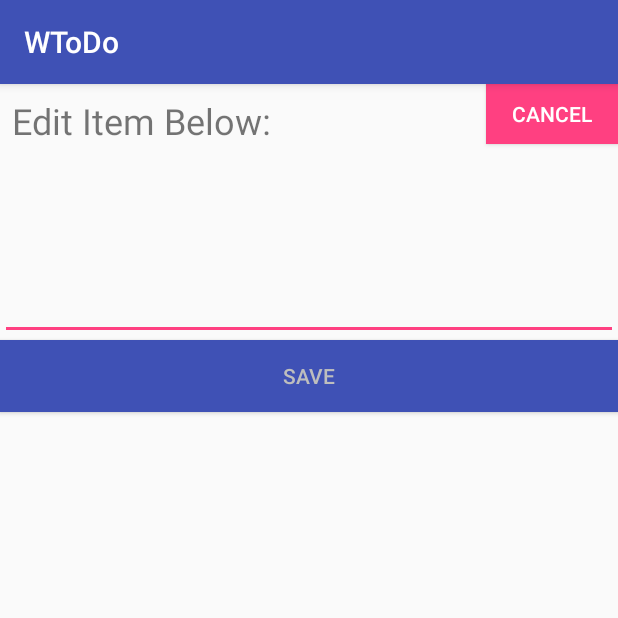
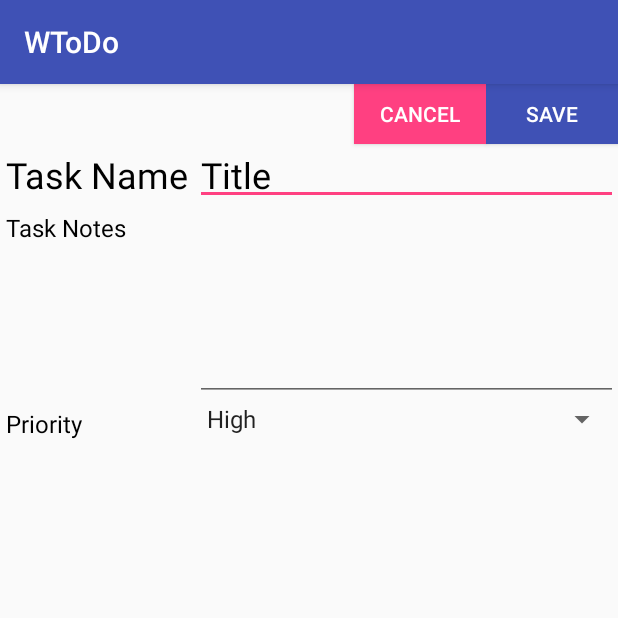
Before and after one commit to ledaian41/wtodo, an Android app: the EditItemActivity screen opened directly, with no data from a screen before it, on a phone screen of 412 x 824 dp, the top half of it. Run offline under Robolectric (Android 15) with nearby library versions, the phone set to English and light mode, and no system bars; 3 statements that could not run were skipped.

Commit message:
submit wtodo app v2.0

```diff
--- a/WToDo/app/src/main/java/com/bean/wtodo/EditItemActivity.java
+++ b/WToDo/app/src/main/java/com/bean/wtodo/EditItemActivity.java
@@ -4,35 +4,71 @@ import android.content.Intent;
 import android.support.v7.app.AppCompatActivity;
 import android.os.Bundle;
 import android.view.View;
+import android.widget.ArrayAdapter;
 import android.widget.EditText;
+import android.widget.Spinner;
 
 import com.bean.wtodo.dto.Note;
 
-import java.io.Serializable;
-
 public class EditItemActivity extends AppCompatActivity {
 
-    private EditText editText;
+    private EditText noteTitle;
+    private EditText noteContent;
+    private Spinner notePriority;
     private Note note;
+    private String action;
 
     @Override
     protected void onCreate(Bundle savedInstanceState) {
         super.onCreate(savedInstanceState);
         setContentView(R.layout.activity_edit_item);
         //Find reference to those views
-        editText = (EditText) findViewById(R.id.editText);
+        noteTitle = (EditText) findViewById(R.id.etTitle);
+        noteContent = (EditText) findViewById(R.id.etContent);
+        notePriority = (Spinner) findViewById(R.id.spinnerPriority);
+        // Create an ArrayAdapter using the string array and a default spinner layout
+        ArrayAdapter<CharSequence> adapter = ArrayAdapter.createFromResource(this,
+                R.array.planets_array, android.R.layout.simple_spinner_item);
+        // Specify the layout to use when the list of choices appears
+        adapter.setDropDownViewResource(android.R.layout.simple_spinner_dropdown_item);
+        // Apply the adapter to the spinner
+        notePriority.setAdapter(adapter);
         //Set value to text field
         note = (Note) getIntent().getSerializableExtra("item");
-        editText.setText(note.getNoteContent());
-        editText.setSelection(note.getNoteContent().length());
+        action = (String) getIntent().getSerializableExtra("action");
+        noteTitle.setText(note.getNoteTitle());
+        noteContent.setText(note.getNoteContent());
+        //Set value to Spinner Priority
+        switch (note.getNotePriority()){
+            case 0:
+                notePriority.setSelection(0);
+                break;
+            case 1:
+                notePriority.setSelection(1);
+                break;
+            case 2:
+                notePriority.setSelection(2);
+                break;
+            default:
+                break;
+        }
+
     }
 
     public void onSave(View view) {
         Intent data = new Intent();
         MyDatabaseHelper db = new MyDatabaseHelper(this);
-        String content = editText.getText().toString();
+        String title = noteTitle.getText().toString();
+        String content = noteContent.getText().toString();
+        int priority = notePriority.getSelectedItemPosition();
+        note.setNoteTitle(title);
         note.setNoteContent(content);
-        db.updateNote(note);
+        note.setNotePriority(priority);
+        if (action.equals("update")) {
+            db.updateNote(note);
+        } else {
+            db.addNote(note);
+        }
         setResult(RESULT_OK, data);
         this.finish();
     }
--- a/WToDo/app/src/main/res/layout/activity_edit_item.xml
+++ b/WToDo/app/src/main/res/layout/activity_edit_item.xml
@@ -6,36 +6,73 @@
     android:layout_height="match_parent"
     tools:context="com.bean.wtodo.EditItemActivity"
     android:orientation="vertical">
-
-    <TextView
-        android:id="@+id/txtView"
-        android:layout_width="wrap_content"
-        android:layout_height="wrap_content"
-        android:text="@string/edit_item_below"
-        android:textSize="24sp"
-        android:padding="8dp"/>
     <Button
         android:layout_width="wrap_content"
         android:layout_height="40dp"
-        android:text="cancel"
+        android:text="@string/cancel"
         android:id="@+id/btnCancel"
-        android:layout_alignParentRight="true"
+        android:layout_toLeftOf="@+id/btnSave"
         android:background="@color/colorAccent"
         android:textColor="@android:color/white"
         android:onClick="onCancel"/>
+    <Button
+        android:layout_width="wrap_content"
+        android:layout_height="40dp"
+        android:text="@string/save"
+        android:onClick="onSave"
+        android:id="@+id/btnSave"
+        android:layout_alignParentRight="true"
+        android:background="@color/colorPrimary"
+        android:textColor="@android:color/white" />
+    <TextView
+        android:id="@+id/tvTaskName"
+        android:layout_width="wrap_content"
+        android:layout_height="wrap_content"
+        android:text="@string/task_name"
+        android:textSize="24sp"
+        android:textColor="@android:color/black"
+        android:layout_below="@+id/btnSave"
+        android:padding="4dp"/>
     <EditText
-        android:id="@+id/editText"
+        android:layout_width="match_parent"
+        android:layout_height="wrap_content"
+        android:id="@+id/etTitle"
+        android:layout_below="@+id/btnSave"
+        android:textColor="@android:color/black"
+        android:padding="4dp"
+        android:text="@string/title"
+        android:textSize="24sp"
+        android:layout_toRightOf="@+id/tvTaskName"/>
+    <TextView
+        android:id="@+id/tvTaskContent"
+        android:layout_width="wrap_content"
+        android:layout_height="wrap_content"
+        android:layout_below="@+id/tvTaskName"
+        android:padding="4dp"
+        android:text="@string/task_notes"
+        android:textSize="16sp"
+        android:textColor="@android:color/black"/>
+    <EditText
+        android:id="@+id/etContent"
         android:layout_width="match_parent"
         android:layout_height="wrap_content"
         android:lines="5"
-        android:layout_below="@+id/btnCancel" />
-    <Button
+        android:layout_below="@+id/etTitle"
+        android:layout_toRightOf="@+id/tvTaskName"/>
+    <TextView
+        android:id="@+id/tvPriority"
+        android:layout_width="wrap_content"
+        android:layout_height="wrap_content"
+        android:layout_below="@+id/etContent"
+        android:padding="4dp"
+        android:text="@string/priority"
+        android:textSize="16sp"
+        android:textColor="@android:color/black"/>
+    <Spinner
         android:layout_width="match_parent"
         android:layout_height="wrap_content"
-        android:text="@string/save"
-        android:onClick="onSave"
-        android:id="@+id/btnSave"
-        android:layout_below="@+id/editText"
-        android:background="@color/colorPrimary"
-        android:textColor="@android:color/secondary_text_dark" />
+        android:id="@+id/spinnerPriority"
+        android:layout_below="@+id/etContent"
+        android:layout_toRightOf="@+id/tvTaskName"/>
+
 </RelativeLayout>
--- a/WToDo/app/src/main/res/values/colors.xml
+++ b/WToDo/app/src/main/res/values/colors.xml
@@ -3,4 +3,7 @@
     <color name="colorPrimary">#3F51B5</color>
     <color name="colorPrimaryDark">#303F9F</color>
     <color name="colorAccent">#FF4081</color>
+    <color name="colorHigh">#b3181f</color>
+    <color name="colorMedium">#ba8b11</color>
+    <color name="colorLow">#0da666</color>
 </resources>
--- /dev/null
+++ b/WToDo/app/src/main/res/values/planets_array.xml
@@ -0,0 +1,8 @@
+<?xml version="1.0" encoding="utf-8"?>
+<resources>
+    <string-array name="planets_array">
+        <item>High</item>
+        <item>Medium</item>
+        <item>Low</item>
+    </string-array>
+</resources>
--- a/WToDo/app/src/main/res/values/strings.xml
+++ b/WToDo/app/src/main/res/values/strings.xml
@@ -3,4 +3,11 @@
     <string name="edit_item_below">Edit Item Below:</string>
     <string name="add">add</string>
     <string name="save">Save</string>
+    <string name="create">Create</string>
+    <string name="priority">Priority</string>
+    <string name="task_notes">Task Notes</string>
+    <string name="title">Title</string>
+    <string name="task_name">Task Name</string>
+    <string name="cancel">cancel</string>
+    <string name="content">Content</string>
 </resources>
```
Also changed, not shown: WToDo/app/src/main/java/com/bean/wtodo/MainActivity.java (+12 -24 lines), WToDo/app/src/main/java/com/bean/wtodo/MyDatabaseHelper.java (+11 -25 lines), WToDo/app/src/main/java/com/bean/wtodo/NoteAdapter.java (+22 -1 lines), WToDo/app/src/main/java/com/bean/wtodo/dto/Note.java (+23 -1 lines), WToDo/app/src/main/res/layout/activity_main.xml (+5 -16 lines), WToDo/app/src/main/res/layout/item_note.xml (+13 -3 lines).
